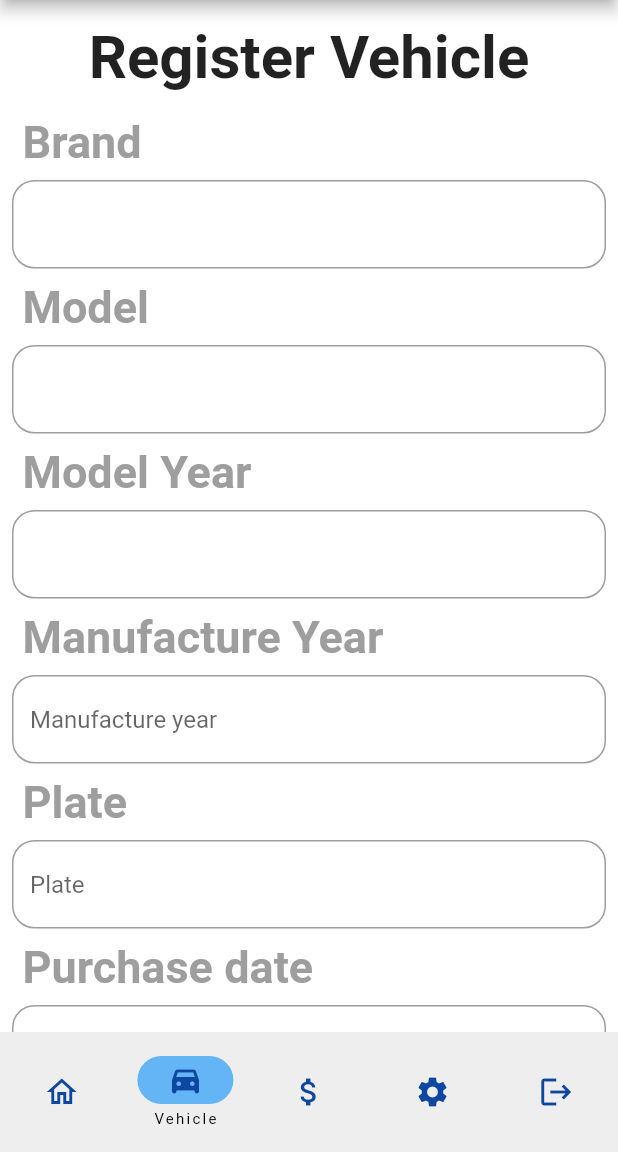
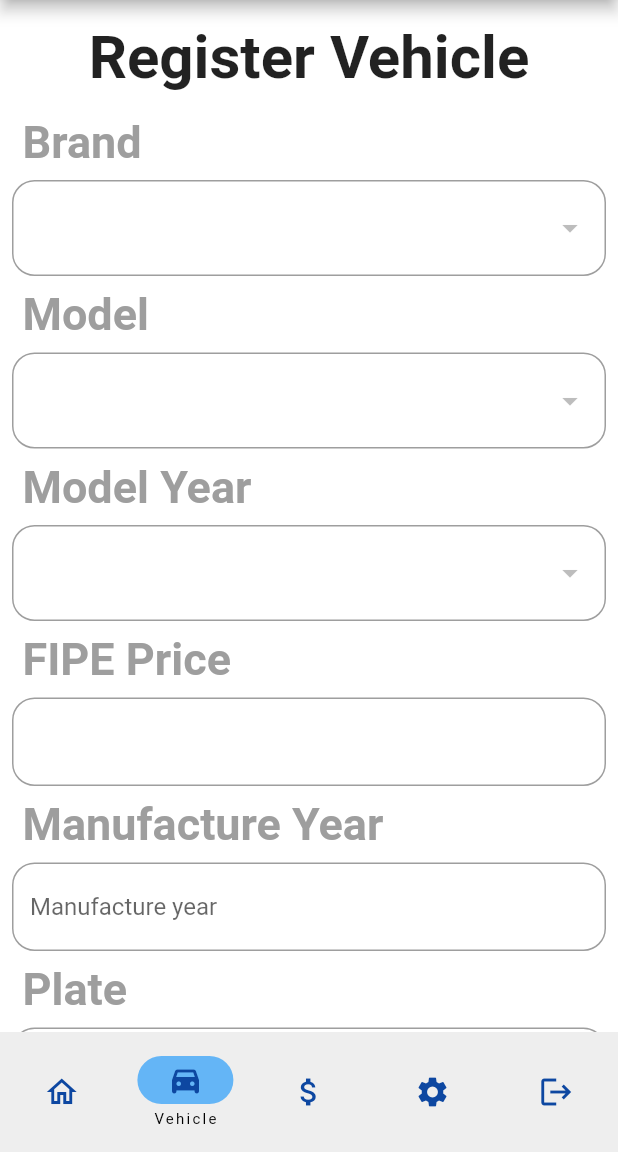
Before and after one commit to mickaelrei/drive-deal, a Flutter app: the PartnerHomePage screen opened directly with empty values, item 2 of the bottom bar chosen, on a phone screen of 412 x 824 dp, the part 84-1236 px from its top. Run offline on Flutter 3.47's test engine with Material 2 defaults, Android fonts, the light colour scheme and no system bars; our stand-ins replace sqflite; accounts and stored records are empty; network calls fail.

Commit message:
Finalized FIPE api on register vehicle page

```diff
--- a/lib/main.dart
+++ b/lib/main.dart
@@ -32,8 +32,10 @@ class MyApp extends StatelessWidget {
           } else {
             // If no partnerStore, something went wrong
             if (args['partnerStore'] == null) {
-              throw InvalidPartnerStoreException('field "partnerStore" '
-                  'not included in args');
+              throw InvalidPartnerStoreException(
+                'field "partnerStore" '
+                'not included in args',
+              );
             }
 
             return PartnerHomePage(
--- a/lib/view/admin_home.dart
+++ b/lib/view/admin_home.dart
@@ -4,6 +4,7 @@ import 'package:provider/provider.dart';
 import '../entities/partner_store.dart';
 import '../repositories/partner_store_repository.dart';
 import '../usecases/partner_store_use_case.dart';
+import 'logout.dart';
 import 'register_store.dart';
 
 /// Provider for admin home page
@@ -86,8 +87,7 @@ class AdminHomePage extends StatelessWidget {
               page = const Center(child: Text('Settings'));
             case 5:
               // Logout
-              // Navigator.of(context).pushReplacementNamed('/login');
-              page = const Center(child: Text('Logout'));
+              page = const LogoutPage();
             default:
               // Error
               page = const Center(
--- a/lib/view/form_utils.dart
+++ b/lib/view/form_utils.dart
@@ -10,10 +10,10 @@ class FormTitle extends StatelessWidget {
 
   @override
   Widget build(BuildContext context) {
-    return Align(
-      alignment: Alignment.center,
-      child: Padding(
-        padding: const EdgeInsets.symmetric(vertical: 15.0),
+    return Padding(
+      padding: const EdgeInsets.symmetric(vertical: 15.0),
+      child: Align(
+        alignment: Alignment.center,
         child: Text(
           title,
           style: const TextStyle(
@@ -30,20 +30,25 @@ class FormTitle extends StatelessWidget {
 class FormTextEntry extends StatelessWidget {
   /// Constructor
   const FormTextEntry({
-    required this.label,
+    this.label,
     this.controller,
+    this.text,
     this.prefixIcon,
     this.validator,
     this.onTap,
     this.hidden = false,
+    this.enabled = true,
     super.key,
   });
 
   /// What is this form entry supposed to represent
-  final String label;
+  final String? label;
 
-  /// Search text controller
+  /// Optional text controller
   final TextEditingController? controller;
+
+  /// Optional initial text
+  final String? text;
 
   /// Optional prefix icon
   final IconData? prefixIcon;
@@ -57,11 +62,16 @@ class FormTextEntry extends StatelessWidget {
   /// Whether the written text should be hidden (like for a password)
   final bool hidden;
 
+  /// Whether the text field is enabled or not
+  final bool? enabled;
+
   @override
   Widget build(BuildContext context) {
     return Padding(
       padding: const EdgeInsets.all(8.0),
       child: TextFormField(
+        enabled: enabled,
+        initialValue: text,
         onTap: onTap,
         validator: validator,
         controller: controller,
@@ -170,6 +180,9 @@ class DatePicker extends StatelessWidget {
           ),
           child: Text(
             initialDate != null ? getDateString(initialDate!) : 'Purchase date',
+            style: TextStyle(
+              color: initialDate != null ? Colors.black : Colors.grey[700],
+            ),
           ),
         ),
         onTap: () async {
@@ -223,12 +236,33 @@ class FutureDropdown<T> extends StatelessWidget {
         builder: (context, snapshot) {
           // Check for connection state
           if (snapshot.connectionState == ConnectionState.waiting) {
-            return const Center(child: CircularProgressIndicator());
+            return const Padding(
+              padding: EdgeInsets.symmetric(
+                horizontal: 8.0,
+                vertical: 12.0,
+              ),
+              child: Center(
+                child: CircularProgressIndicator(),
+              ),
+            );
           }
 
           // Check if data is null
           if (snapshot.data == null) {
-            return noData ?? const _DefaultDropdownNoData();
+            if (noData != null) {
+              return noData!;
+            }
+
+            return DropdownButtonFormField<T>(
+              isExpanded: true,
+              decoration: InputDecoration(
+                border: OutlineInputBorder(
+                  borderRadius: BorderRadius.circular(15),
+                ),
+              ),
+              items: const [],
+              onChanged: onChanged,
+            );
           }
 
           // Build dropdown items
@@ -240,7 +274,6 @@ class FutureDropdown<T> extends StatelessWidget {
             ));
           }
 
-          // Create dropdown
           return DropdownButtonFormField<T>(
             isExpanded: true,
             decoration: InputDecoration(
@@ -257,16 +290,16 @@ class FutureDropdown<T> extends StatelessWidget {
   }
 }
 
-/// Default [Widget] for when [FutureDropdown] gets no data
-class _DefaultDropdownNoData extends StatelessWidget {
-  const _DefaultDropdownNoData();
+/// Default [Widget] for a [Form] entry with no data
+class DefaultFormEntryNoData extends StatelessWidget {
+  /// Constructor
+  const DefaultFormEntryNoData({super.key});
 
   @override
   Widget build(BuildContext context) {
     return InkWell(
       child: InputDecorator(
         decoration: InputDecoration(
-          hintText: 'Purchase date',
           border: OutlineInputBorder(
             borderRadius: BorderRadius.circular(15),
           ),
--- a/lib/view/partner_home.dart
+++ b/lib/view/partner_home.dart
@@ -2,6 +2,7 @@ import 'package:flutter/material.dart';
 import 'package:provider/provider.dart';
 
 import '../entities/partner_store.dart';
+import 'logout.dart';
 import 'register_vehicle.dart';
 
 /// Provider for partner home page
@@ -59,7 +60,7 @@ class PartnerHomePage extends StatelessWidget {
               break;
             case 4:
               // Logout
-              page = const Center(child: Text('Logout'));
+              page = const LogoutPage();
             default:
               // Error
               page = const Center(
--- a/lib/view/register_store.dart
+++ b/lib/view/register_store.dart
@@ -267,7 +267,7 @@ class AutonomyLevelDropdown extends StatelessWidget {
   }
 }
 
-/// Show invalid register dialog
+/// Show register dialog
 void registerDialog(BuildContext context, String? result) {
   showDialog(
     context: context,
--- a/lib/view/register_vehicle.dart
+++ b/lib/view/register_vehicle.dart
@@ -1,13 +1,10 @@
 import 'package:flutter/material.dart';
+import 'package:intl/intl.dart';
 import 'package:provider/provider.dart';
 
 import '../entities/vehicle.dart';
 import '../usecases/fipe_use_case.dart';
 import 'form_utils.dart';
-
-/// TODO: Utilize FipeUseCase on register vehicle form
-/// TODO: Replace [TextEditingController]s with [DropdownButton]s
-/// TODO: Make [FutureBuilder]s for each field to change when needed
 
 /// Provider for register vehicle page
 class RegisterVehicleState with ChangeNotifier {
@@ -36,18 +33,12 @@ class RegisterVehicleState with ChangeNotifier {
   FipeModel? _currentModel;
   FipeModelYear? _currentModelYear;
 
-  /// Controller for vehicle brand
-  final TextEditingController brandController = TextEditingController();
-
-  /// Controller for vehicle model
-  final TextEditingController modelController = TextEditingController();
+  /// Info about currently chosen vehicle
+  Future<FipeVehicleInfo?>? currentVehicleInfo;
 
   /// Controller for vehicle manufacture year
   final TextEditingController manufactureYearController =
       TextEditingController();
-
-  /// Controller for vehicle model year
-  final TextEditingController modelYearController = TextEditingController();
 
   /// Controller for vehicle plate
   final TextEditingController plateController = TextEditingController();
@@ -75,6 +66,7 @@ class RegisterVehicleState with ChangeNotifier {
     _currentBrand = null;
     _currentModel = null;
     _currentModelYear = null;
+    currentVehicleInfo = null;
   }
 
   /// Method to set new chosen brand
@@ -93,6 +85,7 @@ class RegisterVehicleState with ChangeNotifier {
     _currentBrand = brand;
     _currentModel = null;
     _currentModelYear = null;
+    currentVehicleInfo = null;
 
     // Update screen
     notifyListeners();
@@ -114,6 +107,7 @@ class RegisterVehicleState with ChangeNotifier {
     // Update current info
     _currentModel = model;
     _currentModelYear = null;
+    currentVehicleInfo = null;
 
     // Update screen
     notifyListeners();
@@ -132,7 +126,15 @@ class RegisterVehicleState with ChangeNotifier {
     // Update current info
     _currentModelYear = modelYear;
 
-    // TODO: Create vehicle with Fipe Code
+    // Update current vehicle info
+    currentVehicleInfo = fipeUseCase.getInfoByModel(
+      _currentBrand!,
+      _currentModel!,
+      _currentModelYear!,
+    );
+
+    // Update screen
+    notifyListeners();
   }
 
   /// Method to set new chosen plate
@@ -194,6 +196,33 @@ class RegisterVehicleForm extends StatelessWidget {
                     return Text(item.name);
                   },
                 ),
+                const FormTextHeader(label: 'FIPE Price'),
+                FutureBuilder(
+                  future: state.currentVehicleInfo,
+                  builder: (context, snapshot) {
+                    if (snapshot.connectionState == ConnectionState.waiting) {
+                      return const Padding(
+                        padding: EdgeInsets.symmetric(
+                          horizontal: 8.0,
+                          vertical: 12.0,
+                        ),
+                        child: Center(
+                          child: CircularProgressIndicator(),
+                        ),
+                      );
+                    }
+
+                    if (snapshot.data == null) {
+                      // Empty text entry
+                      return const FormTextEntry();
+                    }
+
+                    return FormTextEntry(
+                      text: formatPrice(snapshot.data!.price),
+                      enabled: false,
+                    );
+                  },
+                ),
                 const FormTextHeader(label: 'Manufacture Year'),
                 FormTextEntry(
                   label: 'Manufacture year',
@@ -209,6 +238,8 @@ class RegisterVehicleForm extends StatelessWidget {
                   initialDate: state.purchaseDate,
                   onDatePicked: state.setDate,
                 ),
+                const FormTextHeader(label: 'Add images (TODO)'),
+                const FormTextEntry(label: 'Images (make this a button)'),
                 Padding(
                   padding: const EdgeInsets.all(8.0),
                   child: SubmitButton(
@@ -233,7 +264,18 @@ class RegisterVehicleForm extends StatelessWidget {
   }
 }
 
-/// Show invalid register dialog
+/// Format price in brazil's currency
+String formatPrice(double price) {
+  final priceFormat = NumberFormat.currency(
+    locale: 'pt_BR',
+    symbol: 'R\$',
+    decimalDigits: 2,
+  );
+
+  return priceFormat.format(price);
+}
+
+/// Show register dialog
 void registerDialog(BuildContext context, String? result) {
   showDialog(
     context: context,
--- a/pubspec.yaml
+++ b/pubspec.yaml
@@ -39,6 +39,7 @@ dependencies:
   sqflite: ^2.3.0
   path: ^1.8.3
   http: ^1.1.0
+  intl: ^0.18.1
 
 dev_dependencies:
   flutter_test:
```
Also changed, not shown: lib/usecases/fipe_use_case.dart (+6 -12 lines), lib/view/logout.dart (added, +19 -0 lines), pubspec.lock.
